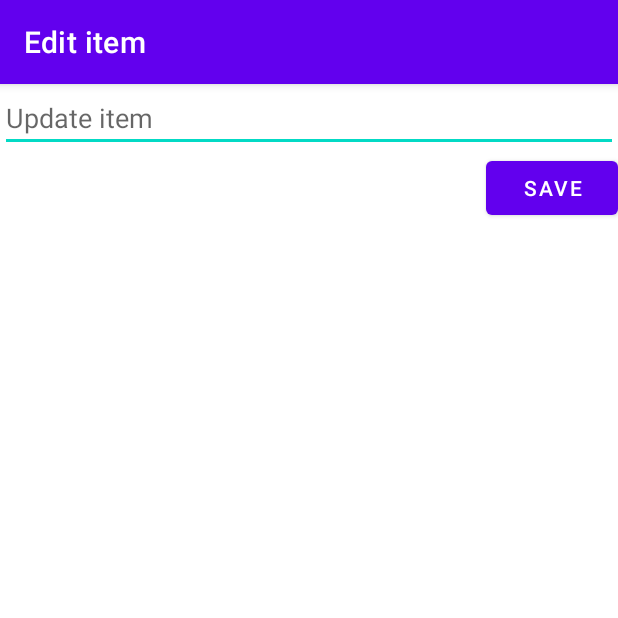
After one commit to Gregorydrummond/SimpleTodo, an Android app: the EditActivity screen opened directly, with no data from a screen before it, on a phone screen of 412 x 824 dp, the top half of it. The commit adds this screen. Run offline under Robolectric (Android 15) with nearby library versions, the phone set to English and light mode, and no system bars.

Commit message:
Added editing functionality

```diff
--- a/app/src/main/AndroidManifest.xml
+++ b/app/src/main/AndroidManifest.xml
@@ -9,6 +9,7 @@
         android:roundIcon="@mipmap/ic_launcher_round"
         android:supportsRtl="true"
         android:theme="@style/Theme.SimpleTodo">
+        <activity android:name=".EditActivity"></activity>
         <activity android:name=".MainActivity">
             <intent-filter>
                 <action android:name="android.intent.action.MAIN" />
--- /dev/null
+++ b/app/src/main/java/com/example/simpletodo/EditActivity.java
@@ -0,0 +1,48 @@
+package com.example.simpletodo;
+
+import androidx.appcompat.app.AppCompatActivity;
+
+import android.content.Intent;
+import android.os.Bundle;
+import android.view.View;
+import android.widget.Button;
+import android.widget.EditText;
+
+public class EditActivity extends AppCompatActivity {
+
+    EditText etItem;
+    Button saveButton;
+
+
+    @Override
+    protected void onCreate(Bundle savedInstanceState) {
+        super.onCreate(savedInstanceState);
+        setContentView(R.layout.activity_edit);
+
+        etItem = findViewById(R.id.etItem);
+        saveButton = findViewById(R.id.saveButton);
+
+        getSupportActionBar().setTitle("Edit item");
+
+        etItem.setText(getIntent().getStringExtra(MainActivity.KEY_ITEM_TEXT));
+
+        //When the user is done editing, they click the save button
+        saveButton.setOnClickListener(new View.OnClickListener() {
+            @Override
+            public void onClick(View v) {
+                //Create an intent which which will contain the results
+                Intent intent = new Intent();
+
+                //Pass the data (results of editing)
+                intent.putExtra(MainActivity.KEY_ITEM_TEXT, etItem.getText().toString());
+                intent.putExtra(MainActivity.KEY_ITEM_POSITION, getIntent().getExtras().getInt(MainActivity.KEY_ITEM_POSITION));
+
+                //Set the result of the intent
+                setResult(RESULT_OK, intent);
+
+                //Finish activity, close the screen and go back
+                finish();
+            }
+        });
+    }
+}
--- /dev/null
+++ b/app/src/main/res/layout/activity_edit.xml
@@ -0,0 +1,29 @@
+<?xml version="1.0" encoding="utf-8"?>
+<RelativeLayout xmlns:android="http://schemas.android.com/apk/res/android"
+    xmlns:app="http://schemas.android.com/apk/res-auto"
+    xmlns:tools="http://schemas.android.com/tools"
+    android:layout_width="match_parent"
+    android:layout_height="match_parent"
+    tools:context=".EditActivity">
+
+    <EditText
+        android:id="@+id/etItem"
+        android:layout_width="match_parent"
+        android:layout_height="wrap_content"
+        android:layout_alignParentStart="true"
+        android:layout_alignParentTop="true"
+        android:layout_marginStart="0dp"
+        android:layout_marginTop="0dp"
+        android:ems="10"
+        android:hint="Update item" />
+
+    <Button
+        android:id="@+id/saveButton"
+        android:layout_width="wrap_content"
+        android:layout_height="wrap_content"
+        android:layout_below="@+id/etItem"
+        android:layout_alignParentEnd="true"
+        android:layout_marginTop="0dp"
+        android:layout_marginEnd="0dp"
+        android:text="Save" />
+</RelativeLayout>
```
Also changed, not shown: app/src/main/java/com/example/simpletodo/ItemsAdapter.java (+17 -3 lines), app/src/main/java/com/example/simpletodo/MainActivity.java (+47 -1 lines).
